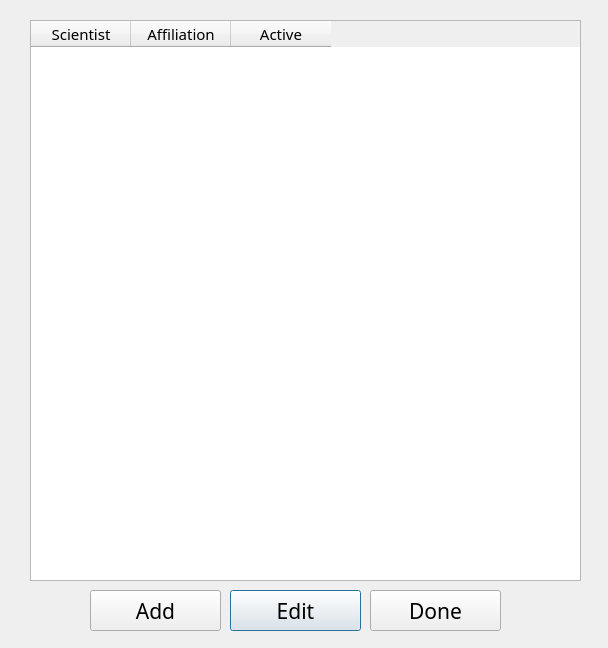
Above: ui/PersonnelDlg.ui from aliciabillings-noaa/CLAMS before the change. Below: the same form after it.
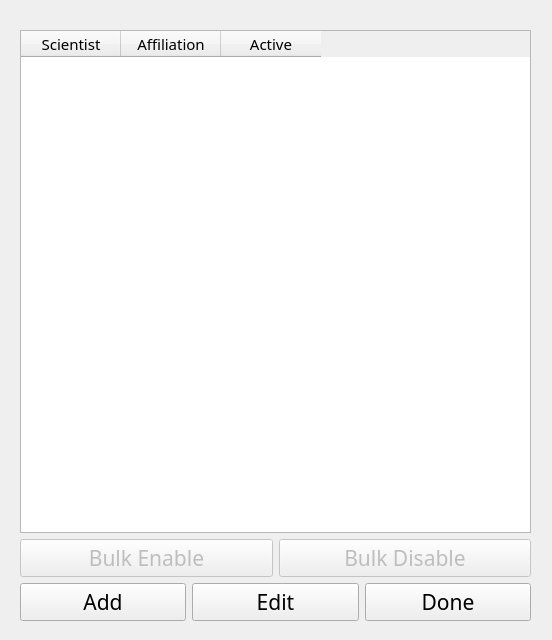
That is the form after the change.

Commit message: creating seperate setupDlg and enabling bulk enable/disable

```diff
--- a/ui/PersonnelDlg.ui
+++ b/ui/PersonnelDlg.ui
@@ -6,79 +6,25 @@
    <rect>
     <x>0</x>
     <y>0</y>
-    <width>608</width>
-    <height>648</height>
+    <width>552</width>
+    <height>640</height>
    </rect>
   </property>
   <property name="windowTitle">
    <string>Dialog</string>
   </property>
-  <widget class="QPushButton" name="editBtn">
+  <widget class="QWidget" name="verticalLayoutWidget">
    <property name="geometry">
     <rect>
-     <x>230</x>
-     <y>590</y>
-     <width>131</width>
-     <height>41</height>
+     <x>20</x>
+     <y>30</y>
+     <width>511</width>
+     <height>591</height>
     </rect>
    </property>
-   <property name="font">
-    <font>
-     <family>Arial Black</family>
-     <pointsize>16</pointsize>
-    </font>
-   </property>
-   <property name="text">
-    <string>Edit</string>
-   </property>
-  </widget>
-  <widget class="QPushButton" name="doneBtn">
-   <property name="geometry">
-    <rect>
-     <x>370</x>
-     <y>590</y>
-     <width>131</width>
-     <height>41</height>
-    </rect>
-   </property>
-   <property name="font">
-    <font>
-     <family>Arial Black</family>
-     <pointsize>16</pointsize>
-    </font>
-   </property>
-   <property name="text">
-    <string>Done</string>
-   </property>
-  </widget>
-  <widget class="QPushButton" name="addBtn">
-   <property name="geometry">
-    <rect>
-     <x>90</x>
-     <y>590</y>
-     <width>131</width>
-     <height>41</height>
-    </rect>
-   </property>
-   <property name="font">
-    <font>
-     <family>Arial Black</family>
-     <pointsize>16</pointsize>
-    </font>
-   </property>
-   <property name="text">
-    <string>Add</string>
-   </property>
-  </widget>
+   <layout class="QVBoxLayout" name="verticalLayout">
+    <item>
   <widget class="QTableWidget" name="personnelTable">
-   <property name="geometry">
-    <rect>
-     <x>30</x>
-     <y>20</y>
-     <width>551</width>
-     <height>561</height>
-    </rect>
-   </property>
    <property name="font">
     <font>
      <family>Arial Black</family>
@@ -100,6 +46,88 @@
      <string>Active</string>
     </property>
    </column>
+     </widget>
+    </item>
+    <item>
+     <layout class="QHBoxLayout" name="horizontalLayout_2">
+      <item>
+       <widget class="QPushButton" name="bulkEnableBtn">
+        <property name="enabled">
+         <bool>false</bool>
+        </property>
+        <property name="font">
+         <font>
+          <family>Arial Black</family>
+          <pointsize>16</pointsize>
+         </font>
+        </property>
+        <property name="text">
+         <string>Bulk Enable</string>
+        </property>
+       </widget>
+      </item>
+      <item>
+       <widget class="QPushButton" name="bulkDisableBtn">
+        <property name="enabled">
+         <bool>false</bool>
+        </property>
+        <property name="font">
+         <font>
+          <family>Arial Black</family>
+          <pointsize>16</pointsize>
+         </font>
+        </property>
+        <property name="text">
+         <string>Bulk Disable</string>
+        </property>
+       </widget>
+      </item>
+     </layout>
+    </item>
+    <item>
+     <layout class="QHBoxLayout" name="horizontalLayout">
+      <item>
+       <widget class="QPushButton" name="addBtn">
+        <property name="font">
+         <font>
+          <family>Arial Black</family>
+          <pointsize>16</pointsize>
+         </font>
+        </property>
+        <property name="text">
+         <string>Add</string>
+        </property>
+       </widget>
+      </item>
+      <item>
+       <widget class="QPushButton" name="editBtn">
+        <property name="font">
+         <font>
+          <family>Arial Black</family>
+          <pointsize>16</pointsize>
+         </font>
+        </property>
+        <property name="text">
+         <string>Edit</string>
+        </property>
+       </widget>
+      </item>
+      <item>
+       <widget class="QPushButton" name="doneBtn">
+        <property name="font">
+         <font>
+          <family>Arial Black</family>
+          <pointsize>16</pointsize>
+         </font>
+        </property>
+        <property name="text">
+         <string>Done</string>
+        </property>
+       </widget>
+      </item>
+     </layout>
+    </item>
+   </layout>
   </widget>
  </widget>
  <resources/>
```
Left out of the diff: 10 changed lines with no effect on the pictures. Lines whose indentation alone changed are shown as unchanged. The commit also changes 11 other files.
